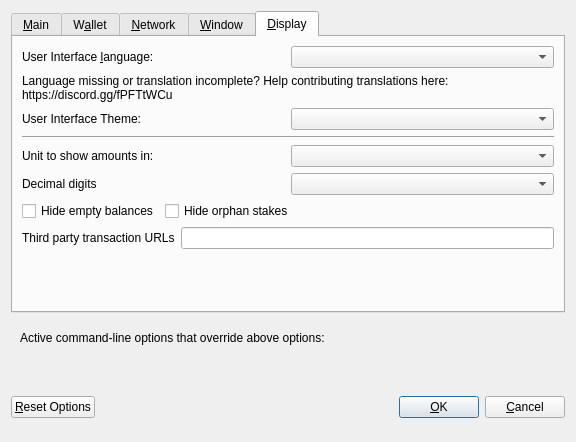
The window that src/qt/forms/optionsdialog.ui (decenomy/DSW) describes before a commit, drawn with Qt 5.
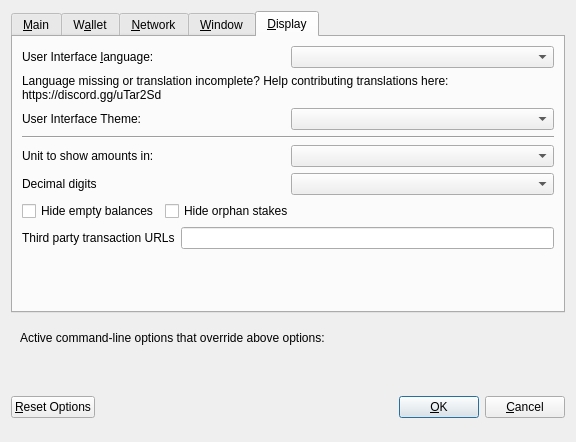
The same window after the commit. The open tabs and pages were chosen to show the change. Custom widgets are drawn as their Qt base class.

Commit message: Changing Beacon discord server invitation link by the one in the Beacon channel of the dsw server

```diff
--- a/src/qt/forms/optionsdialog.ui
+++ b/src/qt/forms/optionsdialog.ui
@@ -533,7 +533,7 @@
          </property>
          <property name="text">
           <string>Language missing or translation incomplete? Help contributing translations here:
-https://discord.gg/fPFTtWCu</string>
+https://discord.gg/uTar2Sd</string>
          </property>
          <property name="wordWrap">
           <bool>true</bool>
```
The commit also changes 18 other files.
